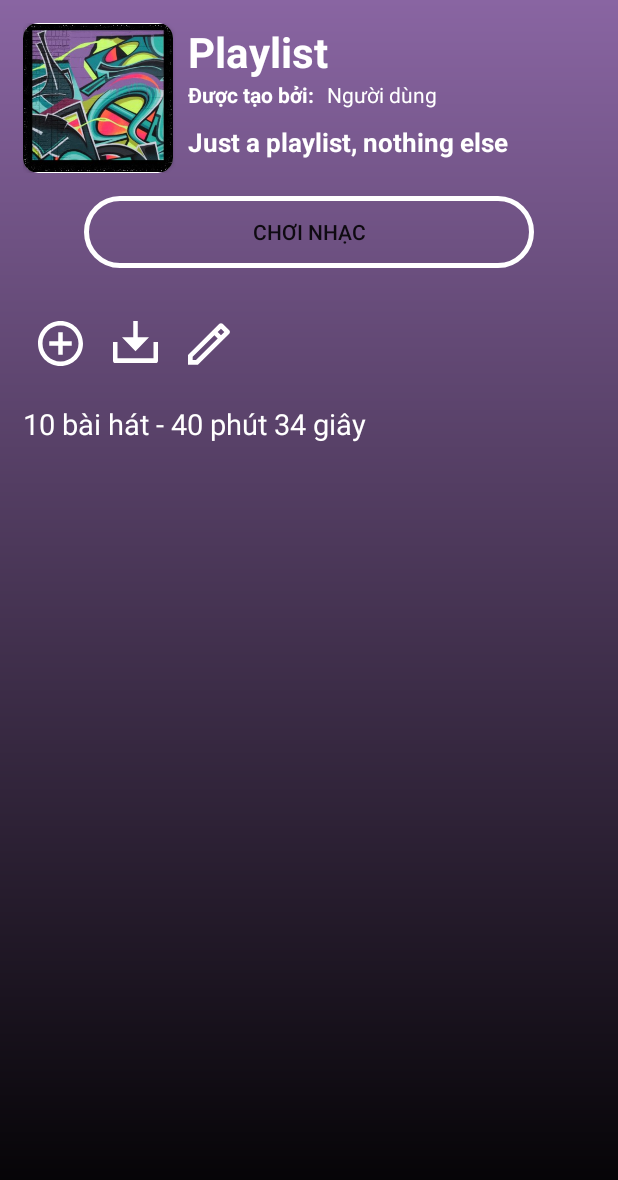
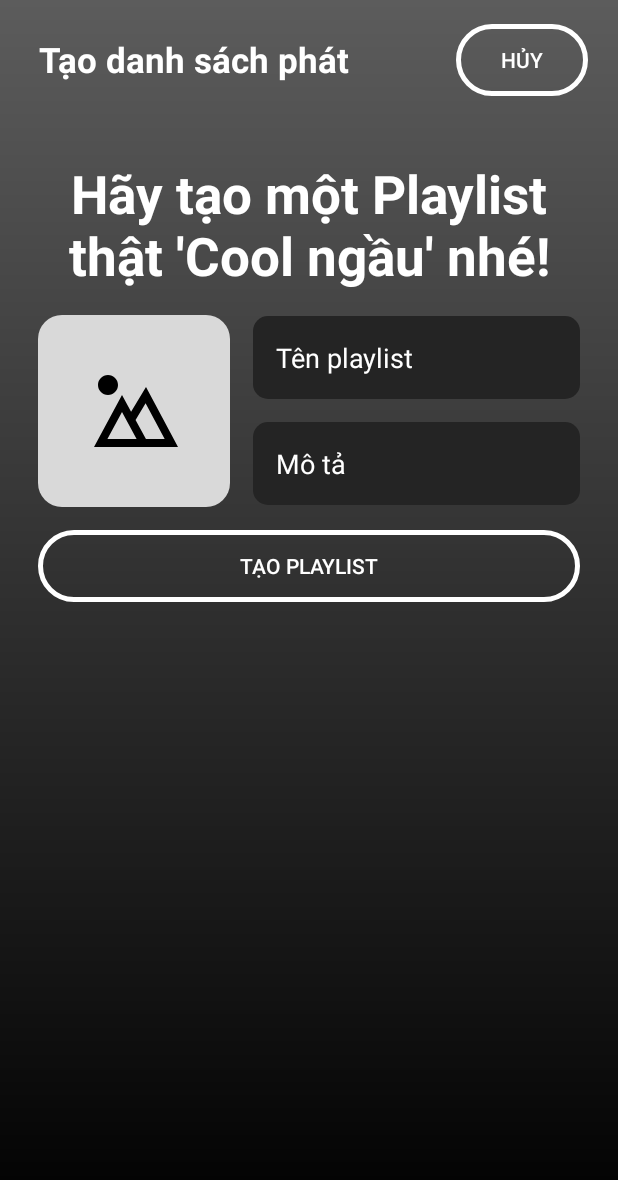
Before and after one commit to trduyTh4nh/SoundVIE, an Android app: the fragment ListSongFragment shown on its own in the app's theme, after a tap on an icon or button, on a phone screen of 412 x 824 dp. Shown: the top 1180 px of the screen. Run offline under Robolectric (Android 15) with nearby library versions, the phone set to English and light mode, and no system bars; libraries missing offline, so code that uses them is left out: io.realm.

Commit message:
20/07/2023 - Một vài trang

```diff
--- a/app/build.gradle
+++ b/app/build.gradle
@@ -41,6 +41,7 @@ dependencies {
     implementation 'androidx.appcompat:appcompat:1.6.1'
     implementation 'com.google.android.material:material:1.9.0'
     implementation 'androidx.constraintlayout:constraintlayout:2.1.4'
+    implementation 'com.google.firebase:firebase-storage-ktx:20.2.1'
     testImplementation 'junit:junit:4.13.2'
     androidTestImplementation 'androidx.test.ext:junit:1.1.5'
     androidTestImplementation 'androidx.test.espresso:espresso-core:3.5.1'
--- /dev/null
+++ b/app/src/main/java/com/example/soundvieproject/AddPlaylistActivity.java
@@ -0,0 +1,19 @@
+package com.example.soundvieproject;
+
+import androidx.appcompat.app.AppCompatActivity;
+
+import android.os.Bundle;
+import android.widget.Button;
+
+public class AddPlaylistActivity extends AppCompatActivity {
+    Button btnCancel;
+    @Override
+    protected void onCreate(Bundle savedInstanceState) {
+        super.onCreate(savedInstanceState);
+        setContentView(R.layout.activity_add_playlist);
+        btnCancel = findViewById(R.id.btnCancel);
+        btnCancel.setOnClickListener(v -> {
+            finish();
+        });
+    }
+}
--- a/app/src/main/java/com/example/soundvieproject/adapter/PlaylistAdapter.java
+++ b/app/src/main/java/com/example/soundvieproject/adapter/PlaylistAdapter.java
@@ -13,6 +13,7 @@ import android.widget.TextView;
 import androidx.annotation.NonNull;
 import androidx.recyclerview.widget.RecyclerView;
 
+import com.example.soundvieproject.AddPlaylistActivity;
 import com.example.soundvieproject.PlaylistActivity;
 import com.example.soundvieproject.R;
 import com.example.soundvieproject.model.Playlist;
@@ -55,7 +56,7 @@ public class PlaylistAdapter extends RecyclerView.Adapter<PlaylistAdapter.ViewHo
         if(getItemViewType(position) == 0){
             if(btnAdd != null){
                 btnAdd.setOnClickListener(v -> {
-                    Intent i = new Intent(context, PlaylistActivity.class);
+                    Intent i = new Intent(context, AddPlaylistActivity.class);
                     i.setFlags(Intent.FLAG_ACTIVITY_NEW_TASK);
                     context.startActivity(i);
                 });
--- /dev/null
+++ b/app/src/main/res/drawable/landscape_line_big.xml
@@ -0,0 +1,9 @@
+<vector xmlns:android="http://schemas.android.com/apk/res/android"
+    android:width="64dp"
+    android:height="64dp"
+    android:viewportWidth="24"
+    android:viewportHeight="24">
+  <path
+      android:pathData="M11.27,12.216L15,6L23,21H2L9,8L11.27,12.216ZM12.39,14.238L14.987,19H19.667L14.898,10.058L12.39,14.238ZM5.348,19H12.652L9,12.219L5.348,19ZM5.5,8C4.119,8 3,6.881 3,5.5C3,4.119 4.119,3 5.5,3C6.881,3 8,4.119 8,5.5C8,6.881 6.881,8 5.5,8Z"
+      android:fillColor="#000"/>
+</vector>
--- /dev/null
+++ b/app/src/main/res/drawable/rounded_generic.xml
@@ -0,0 +1,5 @@
+<?xml version="1.0" encoding="utf-8"?>
+<shape xmlns:android="http://schemas.android.com/apk/res/android">
+    <solid android:color="@color/generic_bg"/>
+    <corners android:radius="16dp"/>
+</shape>
--- /dev/null
+++ b/app/src/main/res/layout/activity_add_playlist.xml
@@ -0,0 +1,118 @@
+<?xml version="1.0" encoding="utf-8"?>
+<androidx.constraintlayout.widget.ConstraintLayout xmlns:android="http://schemas.android.com/apk/res/android"
+    xmlns:app="http://schemas.android.com/apk/res-auto"
+    xmlns:tools="http://schemas.android.com/tools"
+    android:layout_width="match_parent"
+    android:layout_height="match_parent"
+    tools:context=".AddPlaylistActivity"
+    android:background="@drawable/background_home">
+    <androidx.appcompat.widget.Toolbar
+        android:id="@+id/toolbar"
+        android:layout_width="match_parent"
+        android:layout_height="80dp"
+        android:gravity="center"
+        tools:ignore="MissingConstraints">
+
+        <LinearLayout
+            android:layout_width="match_parent"
+            android:layout_height="match_parent"
+            android:layout_gravity="center"
+            android:gravity="center"
+            android:orientation="horizontal"
+            android:paddingRight="20dp">
+
+            <TextView
+                android:layout_width="wrap_content"
+                android:layout_height="wrap_content"
+                android:padding="10dp"
+                android:text="Tạo danh sách phát"
+                android:textColor="@color/white"
+                android:textSize="23dp"
+                android:textStyle="bold">
+
+            </TextView>
+
+            <LinearLayout
+
+                android:layout_width="match_parent"
+                android:layout_height="match_parent"
+                android:layout_gravity="center"
+                android:gravity="center_vertical|end">
+
+                <Button
+                    android:id="@+id/btnCancel"
+                    android:layout_width="wrap_content"
+                    android:layout_height="wrap_content"
+                    android:background="@drawable/btnlogin_ripple"
+                    android:text="Hủy"
+                    android:textColor="@color/white" />
+            </LinearLayout>
+        </LinearLayout>
+    </androidx.appcompat.widget.Toolbar>
+
+    <LinearLayout
+        android:layout_width="match_parent"
+        android:layout_height="0dp"
+        app:layout_constraintBottom_toBottomOf="parent"
+        app:layout_constraintEnd_toEndOf="parent"
+        app:layout_constraintStart_toStartOf="parent"
+        app:layout_constraintTop_toBottomOf="@+id/toolbar"
+        android:padding="25dp"
+        android:orientation="vertical">
+        <TextView
+            android:layout_width="wrap_content"
+            android:layout_height="wrap_content"
+            android:text="Hãy tạo một Playlist thật 'Cool ngầu' nhé!"
+            android:textColor="@color/white"
+            android:textSize="35sp"
+            android:textStyle="bold"
+            android:textAlignment="center"/>
+        <LinearLayout
+            android:layout_marginTop="16dp"
+            android:layout_width="match_parent"
+            android:layout_height="wrap_content"
+            android:orientation="vertical">
+            <LinearLayout
+                android:layout_width="match_parent"
+                android:layout_height="wrap_content"
+                android:gravity="center_vertical">
+                <ImageButton
+                    android:background="@drawable/rounded_generic"
+                    android:layout_width="128dp"
+                    android:layout_height="128dp"
+                    android:src="@drawable/landscape_line_big" />
+                <LinearLayout
+                    android:layout_marginStart="15dp"
+                    android:layout_width="match_parent"
+                    android:layout_height="wrap_content"
+                    android:orientation="vertical">
+                    <EditText
+                        android:layout_width="match_parent"
+                        android:layout_height="wrap_content"
+                        android:background="@drawable/edittext_login"
+                        android:hint="Tên playlist"
+                        android:padding="15dp"
+                        android:textColor="@color/white"
+                        android:textColorHint="@color/white"/>
+                    <EditText
+                        android:layout_marginTop="15dp"
+                        android:layout_width="match_parent"
+                        android:layout_height="wrap_content"
+                        android:background="@drawable/edittext_login"
+                        android:hint="Mô tả"
+                        android:padding="15dp"
+                        android:textColor="@color/white"
+                        android:textColorHint="@color/white"/>
+                </LinearLayout>
+            </LinearLayout>
+
+            <Button
+                android:layout_marginTop="15dp"
+                android:layout_width="match_parent"
+                android:layout_height="match_parent"
+                android:text="Tạo playlist"
+                android:textColor="@color/white"
+                android:background="@drawable/btnlogin_ripple"/>
+        </LinearLayout>
+    </LinearLayout>
+</androidx.constraintlayout.widget.ConstraintLayout>
--- a/app/src/main/res/layout/activity_login.xml
+++ b/app/src/main/res/layout/activity_login.xml
@@ -45,7 +45,6 @@ tools:context=".MainActivity">
                     android:gravity="center_horizontal"
                     android:orientation="vertical"
                     android:padding="25dp">
-
 
 
                     <EditText
--- a/app/src/main/res/values/colors.xml
+++ b/app/src/main/res/values/colors.xml
@@ -18,4 +18,5 @@
     <color name="primary_user" />
     <color name="orange">#f86f03</color>
     <color name="gray">#404040</color>
+    <color name="generic_bg">#D9D9D9</color>
 </resources>
--- a/app/src/main/res/values/style.xml
+++ b/app/src/main/res/values/style.xml
@@ -14,4 +14,10 @@
         <item name="android:background">@drawable/transparent_ripple</item>
         <item name="android:padding">5dp</item>
     </style>
+    <style name="editText">
+        <item name="android:background">@drawable/edittext_login</item>
+        <item name="android:padding">15dp</item>
+        <item name="android:textColor">@color/white</item>
+        <item name="android:textColorHint">@color/white</item>
+    </style>
 </resources>
```
Also changed, not shown: app/src/main/AndroidManifest.xml (+11 -11 lines), app/src/main/java/com/example/soundvieproject/model/Follower.java (added, +39 -0 lines), app/src/main/res/layout/fragment_user.xml (+55 -18 lines).
